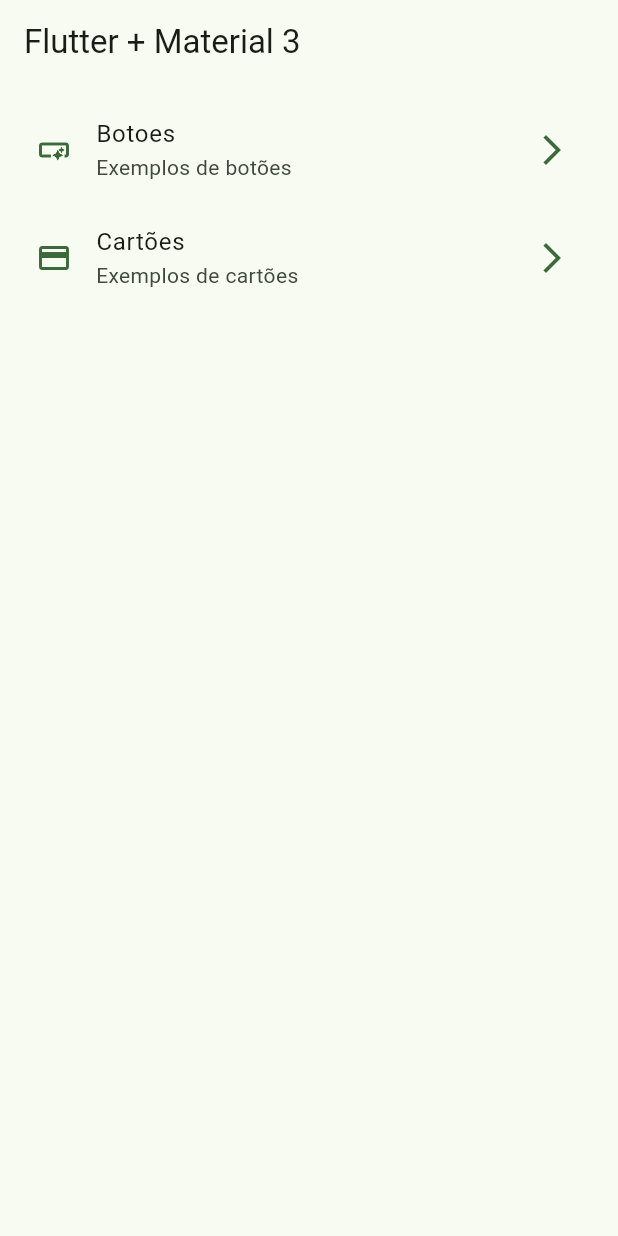
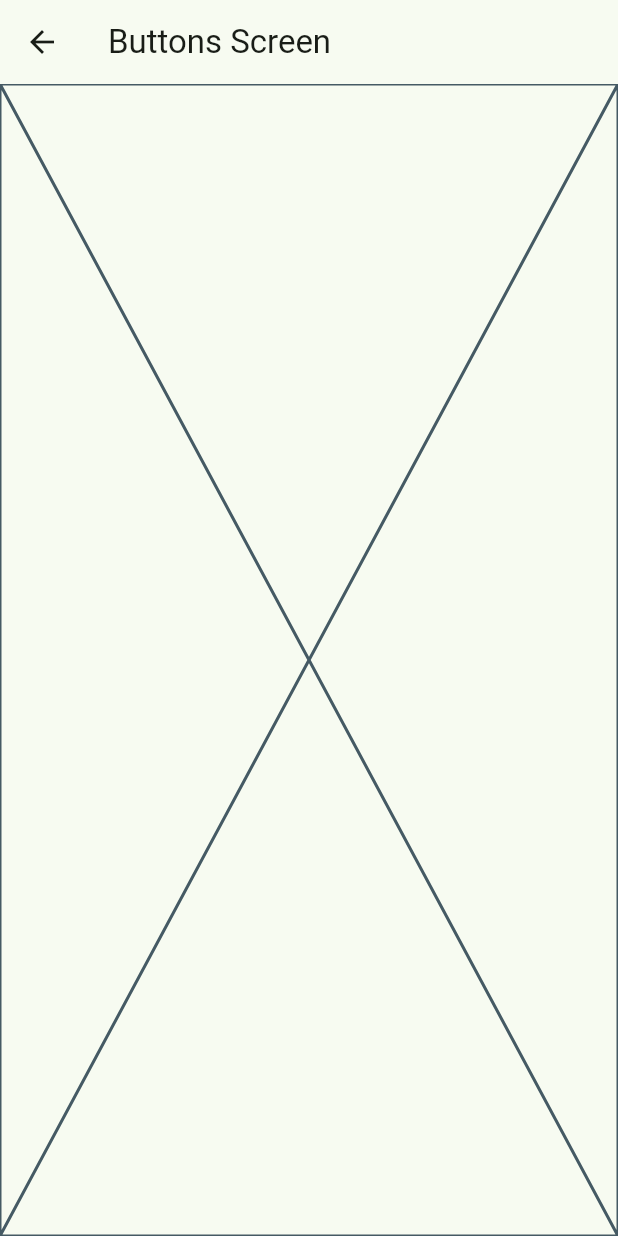
Before and after one commit to eduardocintrasantos/WidgetsApp, a Flutter app: the screen it shows after launch, after a tap on "Botoes", on a phone screen of 412 x 824 dp. Run offline on Flutter 3.47's test engine with Material 3 defaults, Android fonts, the phone set to English and light mode, and no system bars.

```diff
--- a/lib/config/menu/menu_itens.dart
+++ b/lib/config/menu/menu_itens.dart
@@ -25,7 +25,7 @@ const appMenuItens = <MenuItem>[
   MenuItem(
     title: 'Cartões',
     subTitle: 'Exemplos de cartões',
-    link: '/card',
+    link: '/cards',
     icon: Icons.credit_card
   )
 ];
--- a/lib/main.dart
+++ b/lib/main.dart
@@ -1,5 +1,7 @@
 import 'package:flutter/material.dart';
 import 'package:widgets_app/config/theme/app_theme.dart';
+import 'package:widgets_app/presentation/screens/buttons/buttons_screen.dart';
+import 'package:widgets_app/presentation/screens/cards/cards_screen.dart';
 import 'package:widgets_app/presentation/screens/home/home_screen.dart';
 
 void main() {
@@ -14,7 +16,11 @@ class MainApp extends StatelessWidget {
     return MaterialApp(
       debugShowCheckedModeBanner: false,
       theme: AppTheme(selectedColor: 2).getTheme(),
-      home: HomeScreen()
+      home: HomeScreen(),
+      routes: {
+        '/buttons': (context) => ButtonsScreen(),
+        '/cards': (context) => CardsScreen()
+      },
     );
   }
 }
--- /dev/null
+++ b/lib/presentation/screens/buttons/buttons_screen.dart
@@ -0,0 +1,15 @@
+import 'package:flutter/material.dart';
+
+class ButtonsScreen extends StatelessWidget {
+  const ButtonsScreen({super.key});
+
+  @override
+  Widget build(BuildContext context) {
+    return Scaffold(
+      appBar: AppBar(
+        title: Text('Buttons Screen'),
+      ),
+      body: Placeholder(),
+    );
+  }
+}
--- a/lib/presentation/screens/home/home_screen.dart
+++ b/lib/presentation/screens/home/home_screen.dart
@@ -1,5 +1,6 @@
 import 'package:flutter/material.dart';
 import 'package:widgets_app/config/menu/menu_itens.dart';
+import 'package:widgets_app/presentation/screens/buttons/buttons_screen.dart';
 
 class HomeScreen extends StatelessWidget {
   const HomeScreen({super.key});
@@ -48,7 +49,14 @@ class _CustomListTitle extends StatelessWidget {
       trailing: Icon(Icons.arrow_forward_ios_outlined, color: colors.primary,),
       title: Text(menuItem.title),
       subtitle: Text(menuItem.subTitle),
-      onTap: () {},
+      onTap: () {
+        /*Navigator.of(context).push(
+          MaterialPageRoute(
+            builder: (context) => const ButtonsScreen()
+          )
+        );*/
+        Navigator.pushNamed(context, menuItem.link);
+      },
     );
   }
 }
```
Also changed, not shown: lib/presentation/screens/cards/cards_screen.dart (added, +15 -0 lines).
